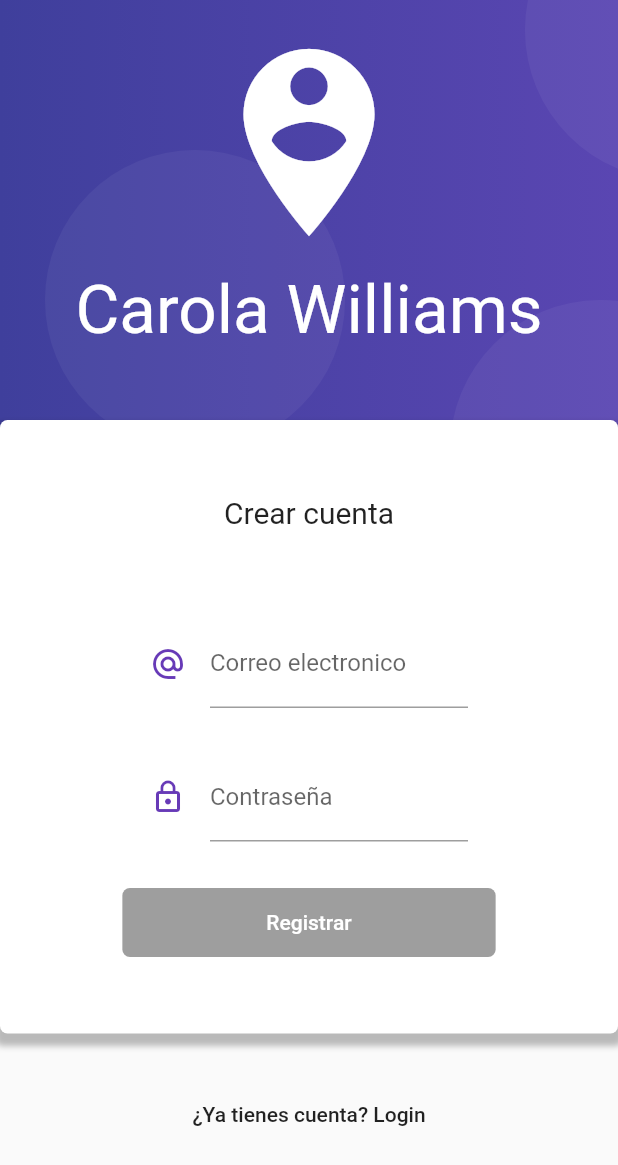
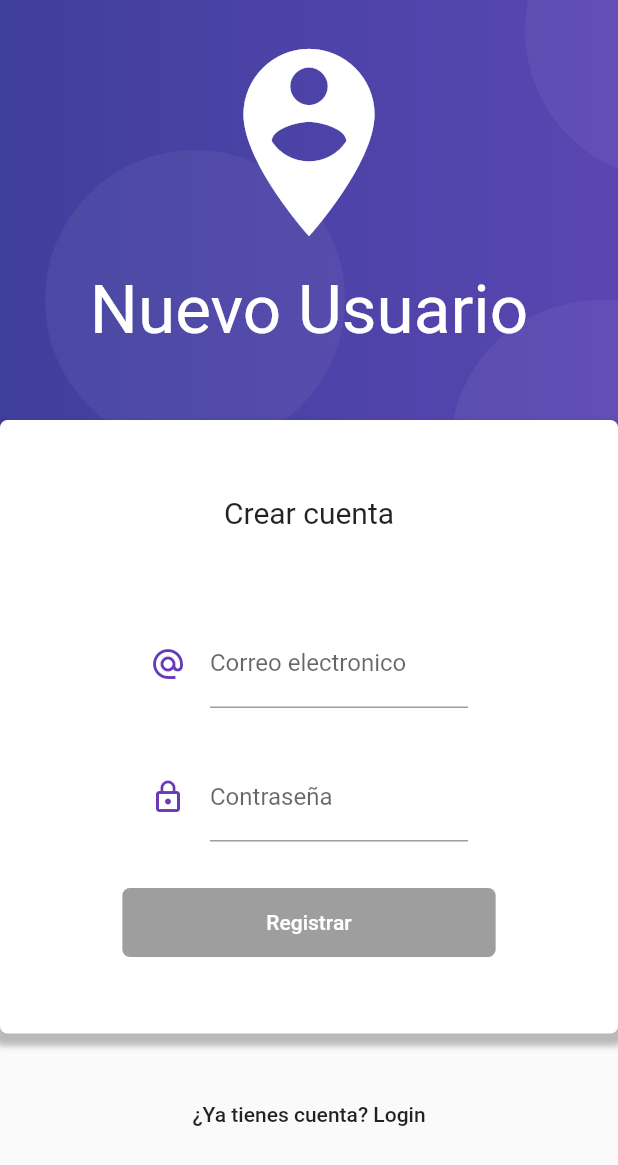
Before and after one commit to ernesto-developer/expediente-web, a Flutter app: the RegistroPage screen opened by its route, on a phone screen of 412 x 824 dp. Shown: the top 1165 px of the screen. Run offline on Flutter 3.47's test engine with Material 2 defaults, Android fonts, the phone set to English and light mode, and no system bars; our stand-ins replace rxdart, shared_preferences; accounts and stored records are empty.

Commit message:
solo prubas

```diff
--- a/lib/src/pages/registro_page.dart
+++ b/lib/src/pages/registro_page.dart
@@ -64,7 +64,7 @@ class RegistroPage extends StatelessWidget {
             child: Column(children: [
               Icon(Icons.person_pin_circle,color: Colors.white,size: 150.0,),
               SizedBox(height: 10.0,),
-              Text('Carola Williams',style: TextStyle(color: Colors.white,fontSize: 45.0),),
+              Text('Nuevo Usuario',style: TextStyle(color: Colors.white,fontSize: 45.0),),
             ],),
 
           ),
```
